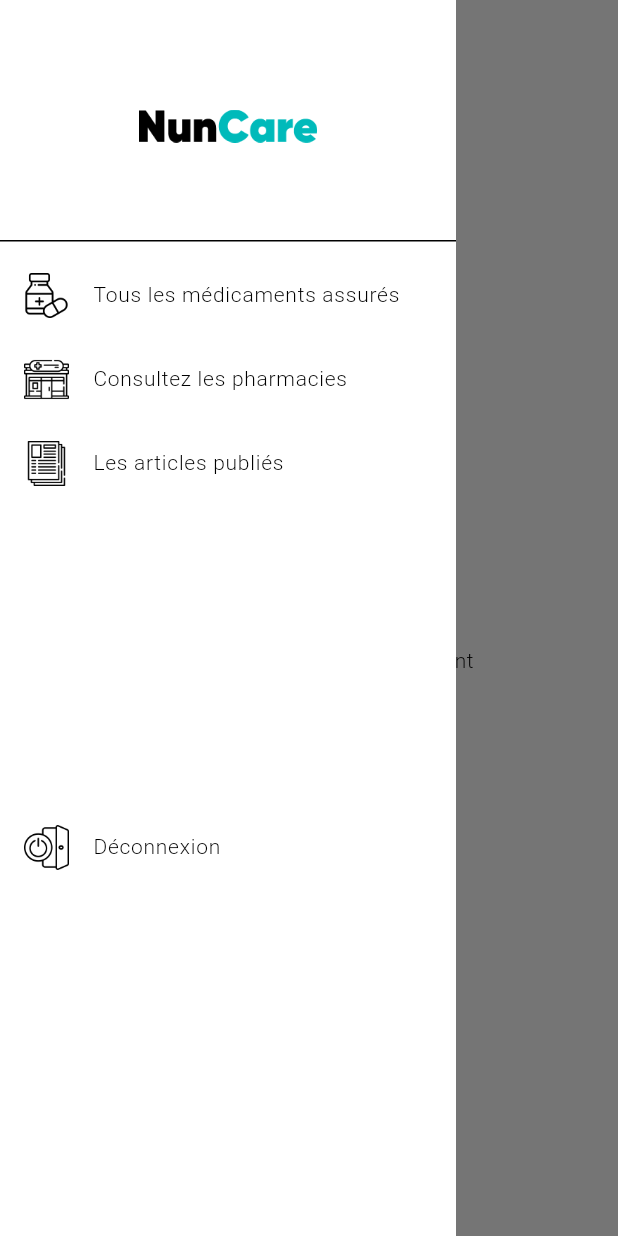
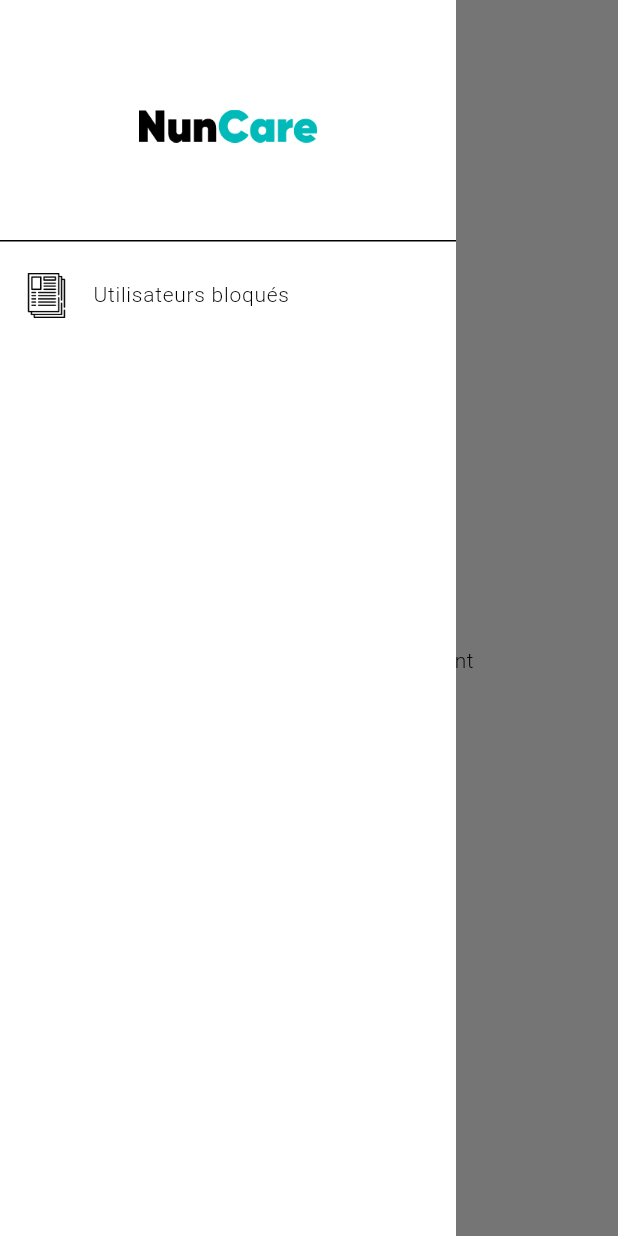
Before and after one commit to moonshood1/nuncare-mobile-firebase, a Flutter app: the MessagePageScreen screen opened directly, with the side drawer open, on a phone screen of 412 x 824 dp. Run offline on Flutter 3.47's test engine with Material 3 defaults, Android fonts, the light colour scheme and no system bars; our stand-ins replace carousel_slider, cloud_firestore, firebase_auth, firebase_core, firebase_messaging, flutter_spinkit and 9 more; accounts and stored records are empty; network calls fail.

```diff
--- /dev/null
+++ b/lib/components/my_chat_drawer.dart
@@ -0,0 +1,53 @@
+import 'package:flutter/material.dart';
+import 'package:nuncare_mobile_firebase/screens/other/blocked_users_page_screen.dart';
+import 'package:nuncare_mobile_firebase/services/auth_service.dart';
+
+class MyChatDrawer extends StatelessWidget {
+  MyChatDrawer({super.key});
+
+  final AuthService _auth = AuthService();
+
+  void _logout() {
+    _auth.signOut();
+  }
+
+  @override
+  Widget build(BuildContext context) {
+    return Container(
+      decoration: const BoxDecoration(color: Colors.white),
+      child: Drawer(
+        child: Container(
+          decoration: const BoxDecoration(color: Colors.white),
+          child: ListView(
+            children: [
+              DrawerHeader(
+                child: Image.asset(
+                  'assets/images/title_nuncare.png',
+                  scale: 2,
+                ),
+              ),
+              ListTile(
+                onTap: () {
+                  Navigator.push(
+                    context,
+                    MaterialPageRoute(
+                      builder: (ctx) => BlockedUsersPageScreen(),
+                    ),
+                  );
+                },
+                leading: Image.asset(
+                  'assets/icons/article.png',
+                  width: 30,
+                ),
+                title: const Text(
+                  'Utilisateurs bloqués',
+                  style: TextStyle(fontSize: 14, fontWeight: FontWeight.w300),
+                ),
+              ),
+            ],
+          ),
+        ),
+      ),
+    );
+  }
+}
--- a/lib/components/my_drawer.dart
+++ b/lib/components/my_drawer.dart
@@ -28,42 +28,42 @@ class MyDrawer extends StatelessWidget {
                   scale: 2,
                 ),
               ),
-              ListTile(
-                onTap: () {
-                  Navigator.push(
-                    context,
-                    MaterialPageRoute(
-                      builder: (ctx) => const MedecinesPageScreen(),
-                    ),
-                  );
-                },
-                leading: Image.asset(
-                  'assets/icons/medi.png',
-                  width: 30,
-                ),
-                title: const Text(
-                  "Tous les médicaments assurés",
-                  style: TextStyle(fontSize: 14, fontWeight: FontWeight.w300),
-                ),
-              ),
-              ListTile(
-                onTap: () {
-                  Navigator.push(
-                    context,
-                    MaterialPageRoute(
-                      builder: (ctx) => const PharmaciesPageScreen(),
-                    ),
-                  );
-                },
-                leading: Image.asset(
-                  'assets/icons/pharmacie.png',
-                  width: 30,
-                ),
-                title: const Text(
-                  "Consultez les pharmacies",
-                  style: TextStyle(fontSize: 14, fontWeight: FontWeight.w300),
-                ),
-              ),
+              // ListTile(
+              //   onTap: () {
+              //     Navigator.push(
+              //       context,
+              //       MaterialPageRoute(
+              //         builder: (ctx) => const MedecinesPageScreen(),
+              //       ),
+              //     );
+              //   },
+              //   leading: Image.asset(
+              //     'assets/icons/medi.png',
+              //     width: 30,
+              //   ),
+              //   title: const Text(
+              //     "Tous les médicaments assurés",
+              //     style: TextStyle(fontSize: 14, fontWeight: FontWeight.w300),
+              //   ),
+              // ),
+              // ListTile(
+              //   onTap: () {
+              //     Navigator.push(
+              //       context,
+              //       MaterialPageRoute(
+              //         builder: (ctx) => const PharmaciesPageScreen(),
+              //       ),
+              //     );
+              //   },
+              //   leading: Image.asset(
+              //     'assets/icons/pharmacie.png',
+              //     width: 30,
+              //   ),
+              //   title: const Text(
+              //     "Consultez les pharmacies",
+              //     style: TextStyle(fontSize: 14, fontWeight: FontWeight.w300),
+              //   ),
+              // ),
               ListTile(
                 onTap: () {
                   Navigator.push(
@@ -82,21 +82,21 @@ class MyDrawer extends StatelessWidget {
                   style: TextStyle(fontSize: 14, fontWeight: FontWeight.w300),
                 ),
               ),
-              const SizedBox(
-                height: 200,
-              ),
-              ListTile(
-                onTap: _logout,
-                leading: Image.asset(
-                  'assets/icons/deconnexion.png',
-                  width: 30,
-                ),
-                // const Icon(Icons.logout),
-                title: const Text(
-                  'Déconnexion',
-                  style: TextStyle(fontSize: 14, fontWeight: FontWeight.w300),
-                ),
-              )
+              // const SizedBox(
+              //   height: 200,
+              // ),
+              // ListTile(
+              //   onTap: _logout,
+              //   leading: Image.asset(
+              //     'assets/icons/deconnexion.png',
+              //     width: 30,
+              //   ),
+              //   // const Icon(Icons.logout),
+              //   title: const Text(
+              //     'Déconnexion',
+              //     style: TextStyle(fontSize: 14, fontWeight: FontWeight.w300),
+              //   ),
+              // )
             ],
           ),
         ),
--- a/lib/components/my_user_card.dart
+++ b/lib/components/my_user_card.dart
@@ -28,9 +28,9 @@ class MyUserCard extends StatelessWidget {
           boxShadow: [
             BoxShadow(
               color: Colors.grey.withOpacity(0.5),
-              spreadRadius: 2,
-              blurRadius: 4,
-              offset: const Offset(0, 2),
+              spreadRadius: 0.2,
+              blurRadius: 0.5,
+              offset: const Offset(0, 0.5),
             ),
           ],
         ),
--- a/lib/components/my_user_card_row.dart
+++ b/lib/components/my_user_card_row.dart
@@ -26,9 +26,9 @@ class MyUserRow extends StatelessWidget {
             boxShadow: [
               BoxShadow(
                 color: Colors.grey.withOpacity(0.5),
-                spreadRadius: 2,
-                blurRadius: 4,
-                offset: const Offset(0, 2),
+                spreadRadius: 0.2,
+                blurRadius: 0.5,
+                offset: const Offset(0, 0.5),
               ),
             ],
           ),
--- a/lib/components/my_user_tile.dart
+++ b/lib/components/my_user_tile.dart
@@ -26,9 +26,9 @@ class MyUserTile extends StatelessWidget {
             boxShadow: [
               BoxShadow(
                 color: Colors.grey.withOpacity(0.5),
-                spreadRadius: 2,
-                blurRadius: 4,
-                offset: const Offset(0, 2),
+                spreadRadius: 0.2,
+                blurRadius: 0.5,
+                offset: const Offset(0, 0.5),
               ),
             ],
           ),
--- a/lib/constants/base_url.dart
+++ b/lib/constants/base_url.dart
@@ -1,4 +1,4 @@
-const String baseUrl = 'https://nuncare-api-s3oe.onrender.com';
-// const String baseUrl = "http://192.168.1.3:5000";
-// const String baseUrl = "http://192.168.201.41:5000";
+// const String baseUrl = 'https://nuncare-api-s3oe.onrender.com';
+const String baseUrl = "http://192.168.1.3:5000";
+// const String baseUrl = "http://192.168.201.33:5000";
 const String cloudinaryUrl = "https://api.cloudinary.com/v1_1/dhc0siki5/upload";
--- a/lib/screens/annuary/annuary_screen_page.dart
+++ b/lib/screens/annuary/annuary_screen_page.dart
@@ -1,4 +1,5 @@
 import 'package:flutter/material.dart';
+import 'package:nuncare_mobile_firebase/components/my_annuary_drawer.dart';
 import 'package:nuncare_mobile_firebase/components/my_drawer.dart';
 import 'package:nuncare_mobile_firebase/components/my_skeleton.dart';
 import 'package:nuncare_mobile_firebase/components/my_user_card.dart';
@@ -237,7 +238,7 @@ class _AnnuaryPageScreenState extends State<AnnuaryPageScreen> {
           ),
         ],
       ),
-      drawer: MyDrawer(),
+      drawer: MyAnnuaryDrawer(),
       body: Padding(
         padding: const EdgeInsets.symmetric(vertical: 10, horizontal: 10),
         child: SingleChildScrollView(
--- a/lib/screens/message/message_page_screen.dart
+++ b/lib/screens/message/message_page_screen.dart
@@ -1,4 +1,5 @@
 import 'package:flutter/material.dart';
+import 'package:nuncare_mobile_firebase/components/my_chat_drawer.dart';
 import 'package:nuncare_mobile_firebase/components/my_drawer.dart';
 import 'package:nuncare_mobile_firebase/components/my_loading.dart';
 import 'package:nuncare_mobile_firebase/components/my_user_tile.dart';
@@ -32,7 +33,7 @@ class _MessagePageScreenState extends State<MessagePageScreen> {
           style: TextStyle(color: Colors.black, fontSize: 17),
         ),
       ),
-      drawer: MyDrawer(),
+      drawer: MyChatDrawer(),
       body: _buildUserList(),
     );
   }
--- a/pubspec.yaml
+++ b/pubspec.yaml
@@ -53,6 +53,7 @@ dependencies:
   hive: ^2.2.3
   hive_flutter: ^1.1.0
   multi_select_flutter: ^4.1.3
+  persistent_bottom_nav_bar: ^6.2.1
 
 dev_dependencies:
   hive_generator: ^1.1.3
```
Also changed, not shown: lib/components/my_annuary_drawer.dart (added, +72 -0 lines), lib/components/my_comment_tile.dart (+4 -4 lines), lib/components/my_default_navbar.dart (added, +72 -0 lines), lib/components/my_medecine_card.dart (+6 -2 lines), lib/components/my_pharmacy_card.dart (+75 -1 lines), lib/models/pharmacy_model.dart (+20 -8 lines), lib/screens/other/pharmacies_page_screen.dart (+9 -9 lines), lib/screens/profile/profile_edit_page_screen.dart (+18 -18 lines), lib/screens/root_screen.dart (+3 -48 lines), pubspec.lock.
